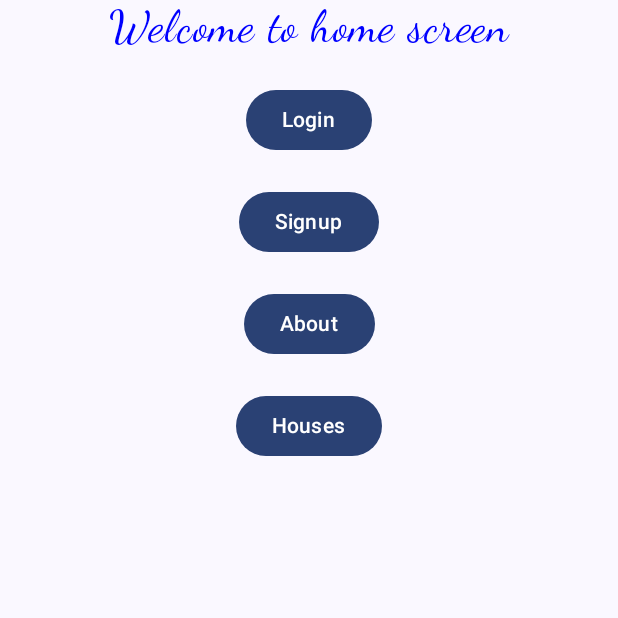
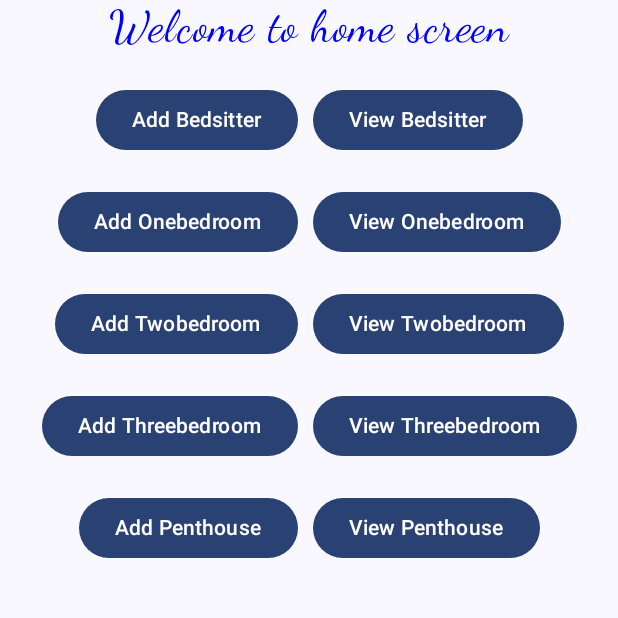
Before and after one commit to vgtari/My-Home-App, an Android app built with Jetpack Compose: the HomeScreen screen opened through its navigation route, on a phone screen of 412 x 824 dp, the top half of it. Run offline under Robolectric (Android 15) with nearby library versions, the phone set to English and light mode, and no system bars.

Commit message:
new codes

```diff
--- a/app/src/main/java/com/example/myhomeapp/navigation/AppNavHost.kt
+++ b/app/src/main/java/com/example/myhomeapp/navigation/AppNavHost.kt
@@ -5,14 +5,17 @@ import androidx.navigation.NavHostController
 import androidx.navigation.compose.NavHost
 import androidx.navigation.compose.composable
 import androidx.navigation.compose.rememberNavController
-import com.example.myhomeapp.ui.theme.pages.Houses.RoomsScreen
-import com.example.myhomeapp.ui.theme.pages.Products.BedsitterScreen
-import com.example.myhomeapp.ui.theme.pages.Products.OneBedroomScreen
-import com.example.myhomeapp.ui.theme.pages.Products.PenthouseScreen
-import com.example.myhomeapp.ui.theme.pages.Products.ThreeBedroomScreen
-import com.example.myhomeapp.ui.theme.pages.Products.TwoBedroomScreen
+import com.example.myhomeapp.ui.theme.pages.OneBedroom.AddOneBedroomScreen
 
+import com.example.myhomeapp.ui.theme.pages.OneBedroom.ViewOneBedroomScreen
+import com.example.myhomeapp.ui.theme.pages.Penthouse.AddPenthouseScreen
+import com.example.myhomeapp.ui.theme.pages.Penthouse.ViewPenthouseScreen
+import com.example.myhomeapp.ui.theme.pages.ThreeBedroom.AddThreeBedroomScreen import com.example.myhomeapp.ui.theme.pages.ThreeBedroom.ViewThreeBedroomScreen
+import com.example.myhomeapp.ui.theme.pages.TwoBedroom.AddTwoBedroomScreen
+import com.example.myhomeapp.ui.theme.pages.TwoBedroom.ViewTwoBedroomScreen
 import com.example.myhomeapp.ui.theme.pages.about.AboutScreen
+import com.example.myhomeapp.ui.theme.pages.bedsitter.AddBedsitterScreen
+import com.example.myhomeapp.ui.theme.pages.bedsitter.ViewBedsitterScreen
 import com.example.myhomeapp.ui.theme.pages.home.HomeScreen
 import com.example.myhomeapp.ui.theme.pages.home.LoginScreen
 import com.example.myhomeapp.ui.theme.pages.signup.SignupScreen
@@ -20,8 +23,8 @@ import com.example.myhomeapp.ui.theme.pages.signup.SignupScreen
 
 @Composable
 fun AppNavHost (modifier: Modifier = Modifier,
-                       navController: NavHostController = rememberNavController(),
-                       startDestination:String = ROUTE_LOGIN) {
+                navController: NavHostController = rememberNavController(),
+                startDestination:String = ROUTE_LOGIN) {
     NavHost(navController = navController,
         modifier = modifier, startDestination = startDestination){
 
@@ -39,24 +42,38 @@ fun AppNavHost (modifier: Modifier = Modifier,
         composable(ROUTE_ABOUT){
             AboutScreen(navController)
         }
-        composable(ROUTE_HOUSES){
-            RoomsScreen(navController)
+        composable(ROUTE_BEDSITTER){
+            AddBedsitterScreen(navController)
         }
         composable(ROUTE_BEDSITTER){
-            BedsitterScreen(navController)
+            ViewBedsitterScreen(navController)
         }
         composable(ROUTE_ONEBEDROOM){
-            OneBedroomScreen(navController)
+            AddOneBedroomScreen(navController)
+        }
+        composable(ROUTE_ONEBEDROOM){
+            ViewOneBedroomScreen(navController)
         }
         composable(ROUTE_TWOBEDROOM){
-            TwoBedroomScreen(navController)
+            AddTwoBedroomScreen(navController)
+        }
+        composable(ROUTE_TWOBEDROOM){
+            ViewTwoBedroomScreen(navController)
         }
         composable(ROUTE_THREEBEDROOM){
-            ThreeBedroomScreen(navController)
+            AddThreeBedroomScreen(navController)
         }
-        composable(ROUTE_PENTHOUSE){
-            PenthouseScreen(navController)
+        composable(ROUTE_THREEBEDROOM){
+            ViewThreeBedroomScreen(navController)
         }
+
+        composable(ROUTE_THREEBEDROOM){
+            AddPenthouseScreen(navController)
+        }
+        composable(ROUTE_THREEBEDROOM){
+            ViewPenthouseScreen(navController)
+        }
+
 
     }
 }
--- a/app/src/main/java/com/example/myhomeapp/ui/theme/pages/home/HomeScreen.kt
+++ b/app/src/main/java/com/example/myhomeapp/ui/theme/pages/home/HomeScreen.kt
@@ -2,9 +2,11 @@ package com.example.myhomeapp.ui.theme.pages.home
 
 
 import androidx.compose.foundation.layout.Column
+import androidx.compose.foundation.layout.Row
 import androidx.compose.foundation.layout.Spacer
 import androidx.compose.foundation.layout.fillMaxSize
 import androidx.compose.foundation.layout.height
+import androidx.compose.foundation.layout.width
 import androidx.compose.material3.Button
 import androidx.compose.material3.Text
 import androidx.compose.runtime.Composable
@@ -20,9 +22,12 @@ import com.example.myhomeapp.navigation.ROUTE_ABOUT
 import com.example.myhomeapp.navigation.ROUTE_BEDSITTER
 import com.example.myhomeapp.navigation.ROUTE_HOUSES
 import com.example.myhomeapp.navigation.ROUTE_LOGIN
+import com.example.myhomeapp.navigation.ROUTE_ONEBEDROOM
 import com.example.myhomeapp.navigation.ROUTE_PENTHOUSE
 
 import com.example.myhomeapp.navigation.ROUTE_SIGNUP
+import com.example.myhomeapp.navigation.ROUTE_THREEBEDROOM
+import com.example.myhomeapp.navigation.ROUTE_TWOBEDROOM
 import com.example.myhomeapp.ui.theme.MyHomeAppTheme
 
 
@@ -34,26 +39,63 @@ fun HomeScreen(navController: NavHostController) {
             color = Color.Blue,
             fontSize = 30.sp,
             fontFamily = androidx.compose.ui.text.font.FontFamily.Cursive)
+        Spacer(modifier = Modifier.height(20.dp))
+        Row {
+            Button(onClick = { navController.navigate(ROUTE_BEDSITTER) }) {
+                Text(text = "Add Bedsitter")
+            }
+            Spacer(modifier = Modifier.width(10.dp))
+            Button(onClick = { navController.navigate(ROUTE_BEDSITTER) }) {
+                Text(text = "View Bedsitter")
+            }
+        }
+        Spacer(modifier = Modifier.height(20.dp))
 
+        Row {
+            Button(onClick = { navController.navigate(ROUTE_ONEBEDROOM)}) {
+                Text(text = "Add Onebedroom")
+            }
+            Spacer(modifier = Modifier.width(10.dp))
+            Button(onClick = { navController.navigate(ROUTE_ONEBEDROOM) }) {
+                Text(text = "View Onebedroom")
+            }
+        }
         Spacer(modifier = Modifier.height(20.dp))
-        Button(onClick = { navController.navigate(ROUTE_LOGIN) }) {
-            Text(text = "Login")
+
+        Row {
+            Button(onClick = { navController.navigate(ROUTE_TWOBEDROOM) }) {
+                Text(text = "Add Twobedroom")
+            }
+            Spacer(modifier = Modifier.width(10.dp))
+            Button(onClick = { navController.navigate(ROUTE_TWOBEDROOM) }) {
+                Text(text = "View Twobedroom")
+            }
+        }
+        Spacer(modifier = Modifier.height(20.dp))
+
+        Row {
+            Button(onClick = { navController.navigate(ROUTE_THREEBEDROOM) }) {
+                Text(text = "Add Threebedroom")
+            }
+            Spacer(modifier = Modifier.width(10.dp))
+            Button(onClick = { navController.navigate(ROUTE_THREEBEDROOM) }) {
+                Text(text = "View Threebedroom")
+            }
+        }
+        Spacer(modifier = Modifier.height(20.dp))
+
+        Row {
+            Button(onClick = { navController.navigate(ROUTE_PENTHOUSE) }) {
+                Text(text = "Add Penthouse")
+            }
+            Spacer(modifier = Modifier.width(10.dp))
+            Button(onClick = { navController.navigate(ROUTE_PENTHOUSE) }) {
+                Text(text = "View Penthouse")
+            }
         }
 
-        Spacer(modifier = Modifier.height(20.dp))
-        Button(onClick = { navController.navigate(ROUTE_SIGNUP) }) {
-            Text(text = "Signup")
-        }
 
-        Spacer(modifier = Modifier.height(20.dp))
-        Button(onClick = { navController.navigate(ROUTE_ABOUT) }) {
-            Text(text = "About")
-        }
 
-        Spacer(modifier = Modifier.height(20.dp))
-        Button(onClick = { navController.navigate(ROUTE_HOUSES) }) {
-            Text(text = "Houses")
-        }
 
     }
 }
```
Also changed, not shown: app/src/main/java/com/example/myhomeapp/ui/theme/pages/Houses/RoomsScreen.kt (deleted, +0 -95 lines), app/src/main/java/com/example/myhomeapp/ui/theme/pages/OneBedroom/AddOneBedroomScreen.kt (added, +8 -0 lines), app/src/main/java/com/example/myhomeapp/ui/theme/pages/OneBedroom/ViewOneBedroomScreen.kt (added, +8 -0 lines), app/src/main/java/com/example/myhomeapp/ui/theme/pages/Penthouse/AddPenthouseScreen.kt (added, +8 -0 lines), app/src/main/java/com/example/myhomeapp/ui/theme/pages/Penthouse/ViewPenthouseScreen.kt (added, +8 -0 lines), app/src/main/java/com/example/myhomeapp/ui/theme/pages/Products/BedsitterScreen.kt (deleted, +0 -44 lines), app/src/main/java/com/example/myhomeapp/ui/theme/pages/Products/OneBedroomScreen.kt (deleted, +0 -46 lines), app/src/main/java/com/example/myhomeapp/ui/theme/pages/Products/PenthouseScreen.kt (deleted, +0 -46 lines), app/src/main/java/com/example/myhomeapp/ui/theme/pages/Products/ThreeBedroomScreen.kt (deleted, +0 -46 lines), app/src/main/java/com/example/myhomeapp/ui/theme/pages/Products/TwoBedroomScreen.kt (deleted, +0 -46 lines), app/src/main/java/com/example/myhomeapp/ui/theme/pages/ThreeBedroom/AddThreeBedroomScreen.kt (added, +8 -0 lines), app/src/main/java/com/example/myhomeapp/ui/theme/pages/ThreeBedroom/ViewThreeBedroomScreen.kt (added, +8 -0 lines), app/src/main/java/com/example/myhomeapp/ui/theme/pages/TwoBedroom/AddTwoBedroomScreen.kt (added, +8 -0 lines), app/src/main/java/com/example/myhomeapp/ui/theme/pages/TwoBedroom/ViewTwoBedroomScreen.kt (added, +8 -0 lines), 2 more files.
